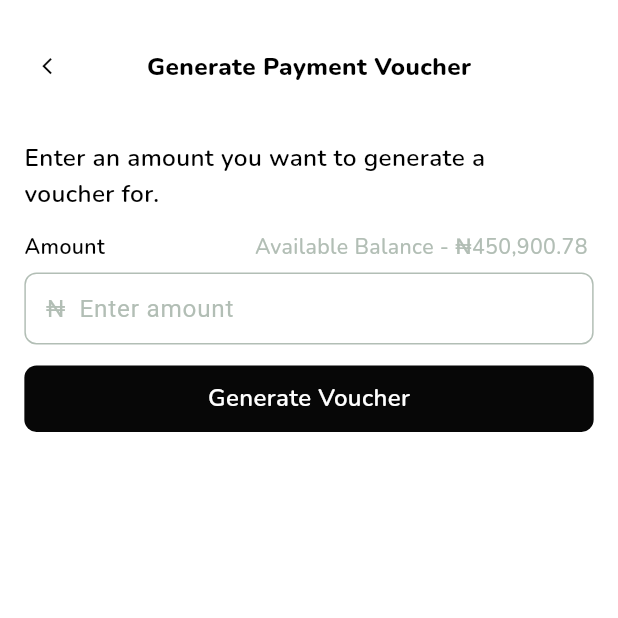
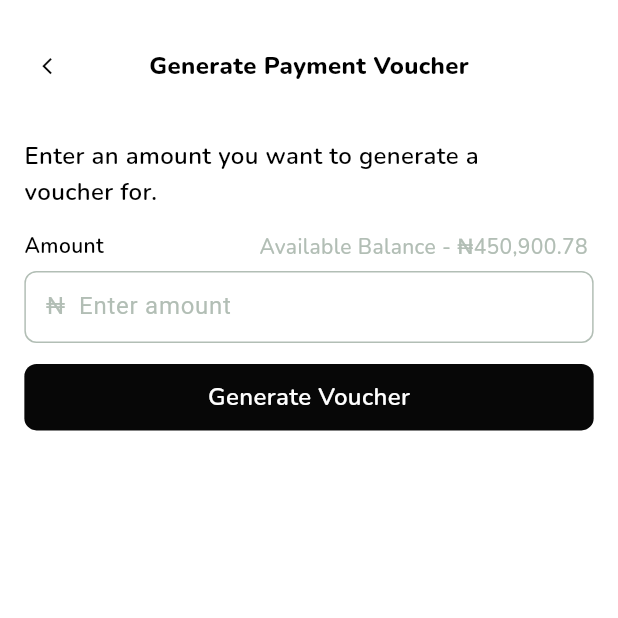
Before and after one commit to nikkieke/okeowo, a Flutter app: the GenerateVoucher screen opened by its route, on a phone screen of 412 x 824 dp, the top half of it. Run offline on Flutter 3.47's test engine with Material 2 defaults, Android fonts, the light colour scheme and no system bars; our stand-ins replace flutter_screenutil, flutter_svg, go_router, google_fonts.

Commit message:
adjust dimensions to prevent overflow add scrollview to allow scrolling

```diff
--- a/lib/features/home/presentation/screens/generate_voucher.dart
+++ b/lib/features/home/presentation/screens/generate_voucher.dart
@@ -30,12 +30,12 @@ class _GenerateVoucherState extends State<GenerateVoucher> {
             Stack(
             alignment: Alignment.center,
             children: [
-              Align(
+              const Align(
                 alignment: Alignment.center,
                 child: AppText(
                   text: "Generate Payment Voucher",
                   fontWeight: FontWeight.w800,
-                  size: 16.sp,
+                  size: 16,
                   color: AppColors.leadBlack,
                 ),
               ),
@@ -71,9 +71,9 @@ class _GenerateVoucherState extends State<GenerateVoucher> {
             SizedBox(
               height: 48.h,
               width: 280.w,
-              child: AppText(
+              child: const AppText(
                 text: "Enter an amount you want to generate a voucher for.",
-                size: 16.sp,
+                size: 16,
                 fontWeight: FontWeight.w600,
                 color: AppColors.leadBlack,
               ),
@@ -81,18 +81,18 @@ class _GenerateVoucherState extends State<GenerateVoucher> {
             SizedBox(
               height: 12.h,
             ),
-            Row(
+            const Row(
               mainAxisAlignment: MainAxisAlignment.spaceBetween,
               children: [
                 AppText(
                   text: "Amount",
-                  size: 14.sp,
+                  size: 14,
                   fontWeight: FontWeight.w600,
                   color: AppColors.leadBlack,
                 ),
                 AppText(
                   text: "Available Balance - ₦450,900.78 ",
-                  size: 14.sp,
+                  size: 14,
                   fontWeight: FontWeight.w500,
                   color: AppColors.ashGrey,
                 ),
@@ -105,9 +105,9 @@ class _GenerateVoucherState extends State<GenerateVoucher> {
               decoration: InputDecoration(
                 contentPadding: EdgeInsets.only(left: 10.r),
                 hintText: "₦  Enter amount",
-                hintStyle: TextStyle(
+                hintStyle: const TextStyle(
                   color: AppColors.ashGrey,
-                  fontSize: 16.sp,
+                  fontSize: 16,
                 ),
                 focusedBorder: const OutlineInputBorder(
                   borderRadius: BorderRadius.all(Radius.circular(9)),
```
